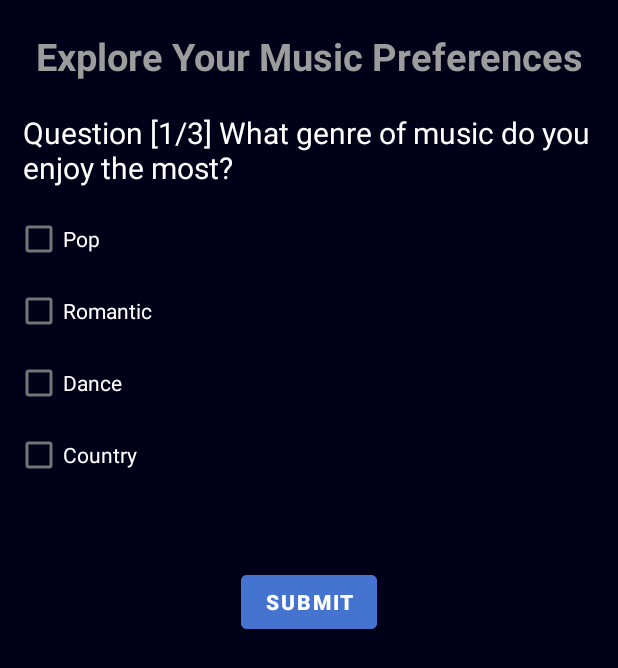
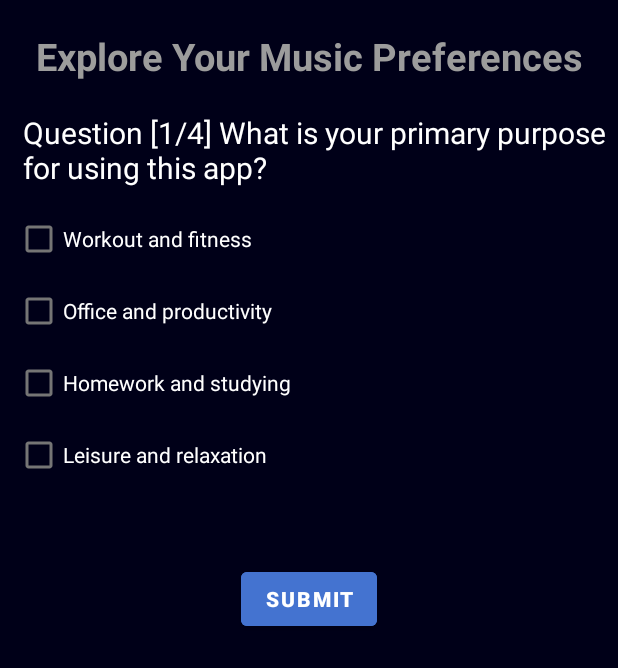
Before and after one commit to SerbanMarinescu/MusicAppLicenta, an Android app: the QuizActivity screen opened directly, with no data from a screen before it, on a phone screen of 412 x 824 dp. Shown: the top 668 px of the screen. Run offline under Robolectric (Android 15) with nearby library versions, the phone set to English and light mode, and no system bars; our stand-ins replace Firebase (no records; nobody signed in at launch, a user with empty details on screens opened directly).

Commit message:
QUIZ FOCUS APP

```diff
--- a/app/src/main/java/com/example/aplicatielicenta/EditAccountActivity.kt
+++ b/app/src/main/java/com/example/aplicatielicenta/EditAccountActivity.kt
@@ -34,10 +34,10 @@ class EditAccountActivity : AppCompatActivity() {
     private lateinit var profileImage: CircleImageView
     private lateinit var username: EditText
     private lateinit var saveChangesBtn: Button
-    private  var selectedImageUri: Uri? = null
     private lateinit var account: FirebaseAuth
     private lateinit var dialog: AlertDialog
 
+    private  var selectedImageUri: Uri? = null
     var checker = ""
 
     override fun onCreate(savedInstanceState: Bundle?) {
--- a/app/src/main/java/com/example/aplicatielicenta/QuizActivity.kt
+++ b/app/src/main/java/com/example/aplicatielicenta/QuizActivity.kt
@@ -3,9 +3,8 @@ package com.example.aplicatielicenta
 import android.content.Intent
 import androidx.appcompat.app.AppCompatActivity
 import android.os.Bundle
-import android.widget.Button
-import android.widget.CheckBox
-import android.widget.TextView
+import android.view.View
+import android.widget.*
 import com.example.aplicatielicenta.data.Quiz
 import com.google.firebase.auth.FirebaseAuth
 import com.google.firebase.database.FirebaseDatabase
@@ -18,6 +17,8 @@ class QuizActivity : AppCompatActivity() {
     private lateinit var option3: CheckBox
     private lateinit var option4: CheckBox
     private lateinit var submitBtn: Button
+    private lateinit var layoutCheckBox: LinearLayout
+    private lateinit var radioGroup: RadioGroup
     private lateinit var account: FirebaseAuth
 
     private val quiz: Quiz = Quiz()
@@ -35,6 +36,8 @@ class QuizActivity : AppCompatActivity() {
         option3 = findViewById(R.id.Option3)
         option4 = findViewById(R.id.Option4)
         submitBtn = findViewById(R.id.btnSubmit)
+        layoutCheckBox = findViewById(R.id.layout_options)
+        radioGroup = findViewById(R.id.rgOptions)
         account = FirebaseAuth.getInstance()
 
 
@@ -46,13 +49,28 @@ class QuizActivity : AppCompatActivity() {
 
             val userRef = FirebaseDatabase.getInstance().reference.child("Quiz").child(account.currentUser!!.uid)
 
+            if(count == 3){
+
+                var radioGroupOption = ""
+                val selectedOptionId = radioGroup.checkedRadioButtonId
+                val radioButton: RadioButton = findViewById(selectedOptionId)
+                radioGroupOption = radioButton.text.toString()
+
+                userRef.child("Question $count").setValue(radioGroupOption)
+
+            }
+            else {
                 val selectedOptions = listOption.filter {
                     it.isChecked
                 }.map {
                     it.text.toString()
                 }
 
+
                 userRef.child("Question $count").setValue(selectedOptions)
+            }
+
+
 
             questionIndex++
             count++
@@ -71,6 +89,16 @@ class QuizActivity : AppCompatActivity() {
         if(questionIndex < size){
             question.text = "Question [$count/$size] ${quiz.quizQuestions[questionIndex]}"
 
+            if(count == 3){
+                radioGroup.visibility = View.VISIBLE
+                layoutCheckBox.visibility = View.GONE
+
+
+            }
+            else{
+                radioGroup.visibility = View.GONE
+                layoutCheckBox.visibility = View.VISIBLE
+
                 option1.text = quiz.quizOptions[questionIndex][0]
                 option2.text = quiz.quizOptions[questionIndex][1]
                 option3.text = quiz.quizOptions[questionIndex][2]
@@ -81,5 +109,8 @@ class QuizActivity : AppCompatActivity() {
                 option3.isChecked = false
                 option4.isChecked = false
             }
+
+
         }
     }
+}
--- a/app/src/main/java/com/example/aplicatielicenta/data/Quiz.kt
+++ b/app/src/main/java/com/example/aplicatielicenta/data/Quiz.kt
@@ -2,17 +2,19 @@ package com.example.aplicatielicenta.data
 
 class Quiz {
 
-     val quizQuestions = listOf(
+    val quizQuestions = listOf(
+        "What is your primary purpose for using this app?",
         "What genre of music do you enjoy the most?",
-        "Which decade of music do you find most appealing?",
+        "Do you prefer instrumental music or music with lyrics?",
         "Who is your favorite music artist?",
         // Add more questions here
     )
 
-     val quizOptions = listOf(
+    val quizOptions = listOf(
+        listOf("Workout and fitness", "Office and productivity", "Homework and studying", "Leisure and relaxation"),
         listOf("Pop", "Romantic", "Dance", "Country"),
-        listOf("1980", "1990", "2000", "2023"),
-        listOf("Beyoncé", "Ed Sheeran", "The Weeknd", "Taylor Swift"),
+        listOf("Instrumental music only", "Music with lyrics only", "I enjoy both instrumental music and music with lyrics equally", "I don't have a preference"),
+        listOf("Ariana Grande", "Ed Sheeran", "The Weeknd", "Taylor Swift")
         // Add more options here
     )
 
--- a/app/src/main/java/com/example/aplicatielicenta/data/Song.kt
+++ b/app/src/main/java/com/example/aplicatielicenta/data/Song.kt
@@ -9,5 +9,7 @@ data class Song(
     val imageUrl: String = "",
     val genre: String = "",
     val year: Long = 0,
+    val purpose: String = "",
+    val type: String = "",
     var isLiked: Boolean = false
 )
--- a/app/src/main/res/layout/activity_quiz.xml
+++ b/app/src/main/res/layout/activity_quiz.xml
@@ -34,6 +34,59 @@
         android:textSize="20sp">
 
     </TextView>
+
+    <RadioGroup
+        android:id="@+id/rgOptions"
+        android:layout_width="match_parent"
+        android:layout_height="wrap_content"
+        android:layout_below="@+id/twQuestion"
+        android:layout_marginStart="10dp"
+        android:layout_marginTop="10dp"
+        android:visibility="gone"
+        >
+
+        <RadioButton
+            android:id="@+id/rb1"
+            android:layout_width="wrap_content"
+            android:layout_height="wrap_content"
+            android:text="Instrumental music only"
+            android:textColor="@color/white"
+            >
+
+        </RadioButton>
+
+        <RadioButton
+            android:id="@+id/rb2"
+            android:layout_width="wrap_content"
+            android:layout_height="wrap_content"
+            android:text="Music with lyrics only"
+            android:textColor="@color/white"
+            >
+
+        </RadioButton>
+
+        <RadioButton
+            android:id="@+id/rb3"
+            android:layout_width="wrap_content"
+            android:layout_height="wrap_content"
+            android:text="I enjoy both instrumental music and music with lyrics equally"
+            android:textColor="@color/white"
+            >
+
+        </RadioButton>
+
+        <RadioButton
+            android:id="@+id/rb4"
+            android:layout_width="wrap_content"
+            android:layout_height="wrap_content"
+            android:text="I don't have a preference"
+            android:textColor="@color/white"
+            android:checked="true"
+            >
+
+        </RadioButton>
+
+    </RadioGroup>
 
     <LinearLayout
         android:id="@+id/layout_options"
@@ -86,12 +139,12 @@
         android:id="@+id/btnSubmit"
         android:layout_width="wrap_content"
         android:layout_height="wrap_content"
-        android:layout_below="@+id/layout_options"
+        android:layout_below="@+id/twQuestion"
         android:layout_centerHorizontal="true"
-        android:layout_marginTop="50dp"
-        android:textStyle="bold"
+        android:layout_marginTop="250dp"
         android:backgroundTint="#4473d0"
-        android:text="Submit">
+        android:text="Submit"
+        android:textStyle="bold">
 
     </Button>
 
```
Also changed, not shown: app/src/main/java/com/example/aplicatielicenta/adapters/AllSongsAdapter.kt (+57 -25 lines), app/src/main/res/drawable-v24/lofi.jpg (added), app/src/main/res/drawable-v24/rap.jpg (added). Lines whose indentation alone changed are shown as unchanged.
